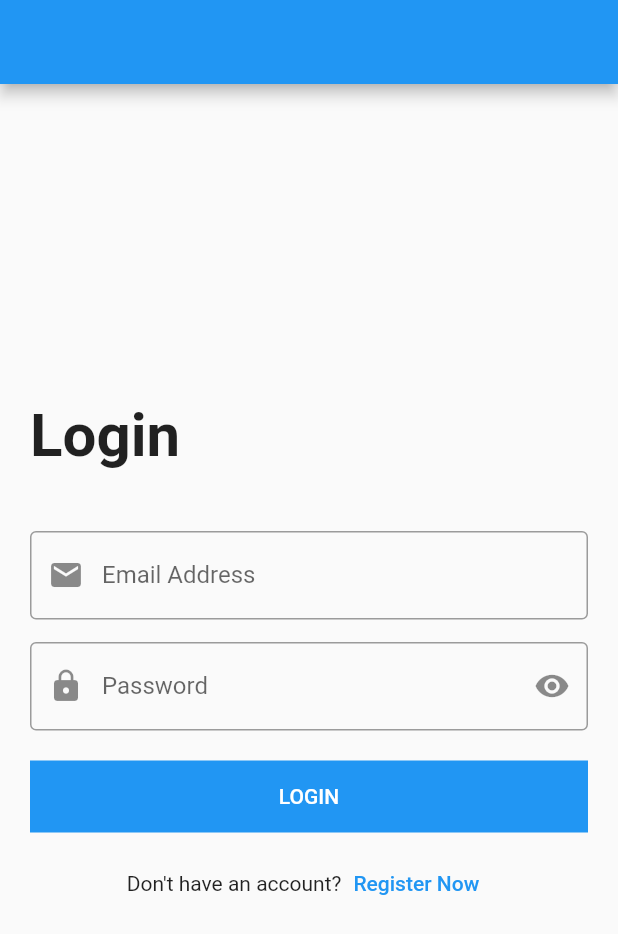
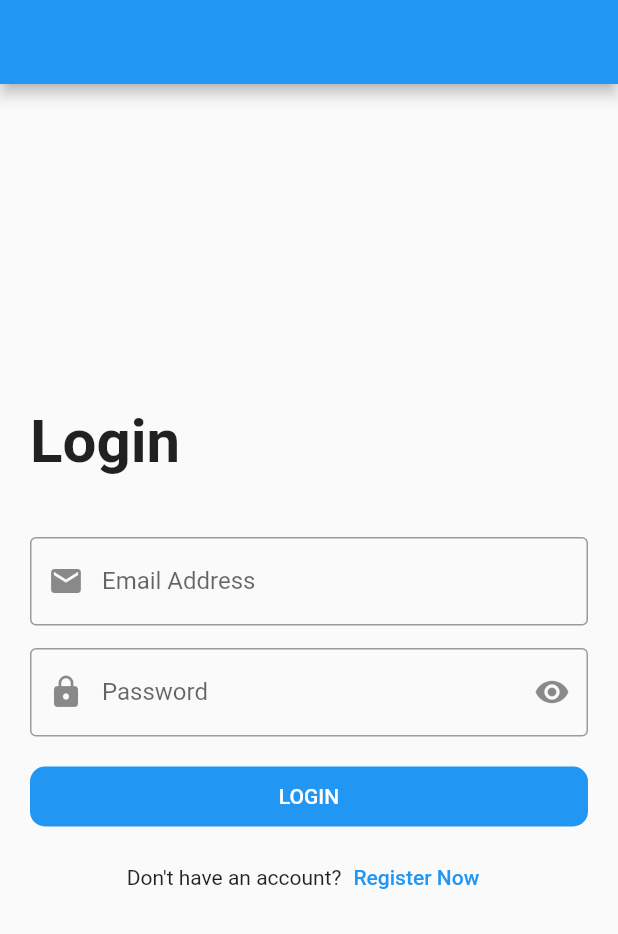
Before and after one commit to Yosoph/Flutter-Udemy-Course, a Flutter app: the screen it shows after launch, on a phone screen of 412 x 824 dp. Shown: the top 934 px of the screen. Run offline on Flutter 3.47's test engine with Material 2 defaults, Android fonts, the phone set to English and light mode, and no system bars.

Commit message:
final commit

```diff
--- a/lib/modules/login/login_screen.dart
+++ b/lib/modules/login/login_screen.dart
@@ -1,4 +1,5 @@
 import 'package:flutter/material.dart';
+import 'package:projects/shared/components/components.dart';
 
 class LoginScreen extends StatelessWidget {
   var emailController = TextEditingController();
@@ -71,21 +72,12 @@ class LoginScreen extends StatelessWidget {
                 SizedBox(
                   height: 20.0,
                 ),
-                Container(
-                  width: double.infinity,
-                  color: Colors.blue,
-                  child: MaterialButton(
-                    onPressed: () {
+                defaultButton(
+                    function: (){
                       print(emailController.text);
                       print(passwordController.text);
                     },
-                    child: Text(
-                      'LOGIN',
-                      style: TextStyle(
-                        color: Colors.white,
-                      ),
-                    ),
-                  ),
+                    text: 'login',
                 ),
                 SizedBox(
                   height: 10.0,
--- a/lib/shared/components/components.dart
+++ b/lib/shared/components/components.dart
@@ -0,0 +1,28 @@
+import 'package:flutter/material.dart';
+
+Widget defaultButton({
+  double width = double.infinity,
+  Color background = Colors.blue,
+  bool isUpperCase = true,
+  double radius = 10.0,
+  required function,
+  required String text,
+}) => Container(
+  width: width,
+  height: 40,
+  child: MaterialButton(
+    onPressed: function,
+    child: Text(
+      isUpperCase ? text.toUpperCase() : text,
+      style: TextStyle(
+        color: Colors.white,
+      ),
+    ),
+  ),
+  decoration: BoxDecoration(
+    borderRadius: BorderRadius.circular(
+      radius,
+    ),
+    color: background,
+  ),
+);
```
